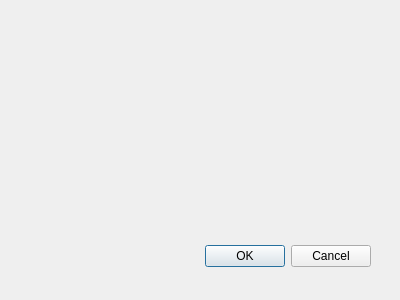
Old version of the form Client/dialog.ui in the repository davidaqc/Proyectos-C-.
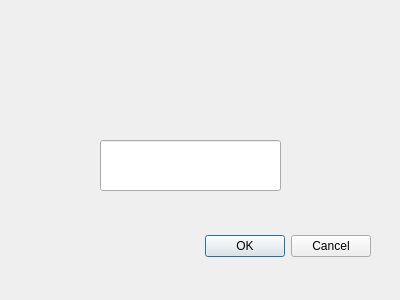
New version of the form.

The edit to the form file:
```diff
--- a/Client/dialog.ui
+++ b/Client/dialog.ui
@@ -19,7 +19,7 @@
    <property name="geometry">
     <rect>
      <x>30</x>
-     <y>240</y>
+     <y>230</y>
      <width>341</width>
      <height>32</height>
     </rect>
@@ -31,6 +31,16 @@
     <set>QDialogButtonBox::Cancel|QDialogButtonBox::Ok</set>
    </property>
   </widget>
+  <widget class="QLineEdit" name="lineEdit">
+   <property name="geometry">
+    <rect>
+     <x>100</x>
+     <y>140</y>
+     <width>181</width>
+     <height>51</height>
+    </rect>
+   </property>
+  </widget>
  </widget>
  <pixmapfunction/>
  <resources/>
```
Left out of the diff: 9 changed lines with no effect on the pictures.
